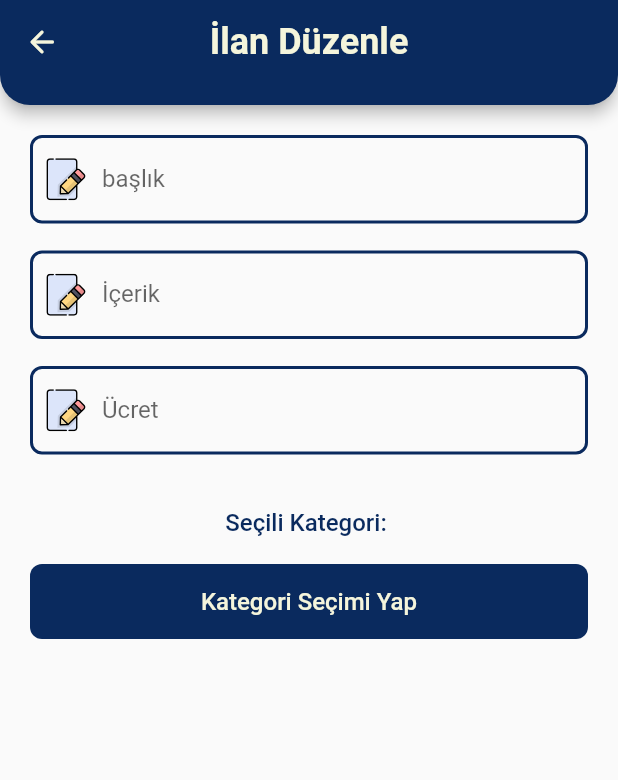
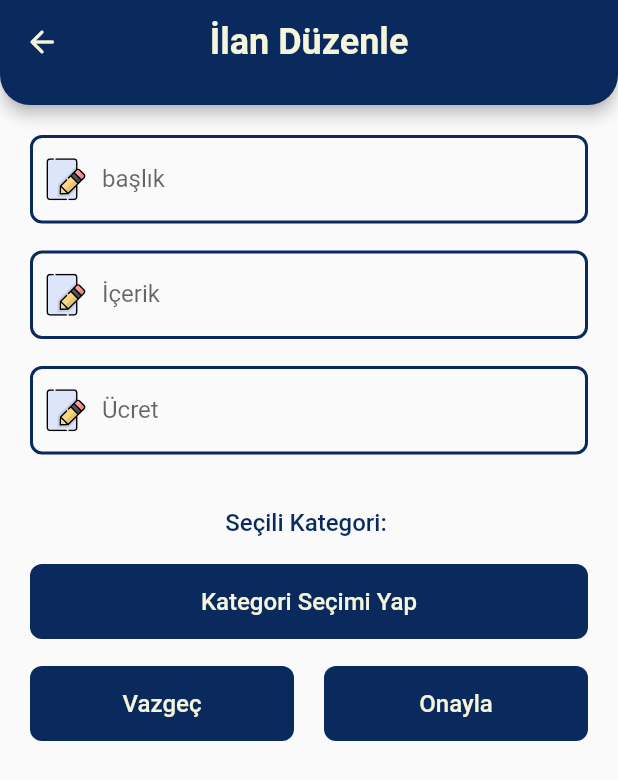
Before and after one commit to ismailkaracayir/Flutter-AvukApp, a Flutter app: the IlanDuzenle screen opened directly with empty values, on a phone screen of 412 x 824 dp. Shown: the top 780 px of the screen. Run offline on Flutter 3.47's test engine with Material 2 defaults, Android fonts, the phone set to English and light mode, and no system bars; our stand-ins replace cloud_firestore, cool_alert, firebase_auth, firebase_core, firebase_storage, flutter_svg and 5 more; accounts and stored records are empty; project files that could hold a hidden picture were left out.

Commit message:
butonlar eklendi
yok

```diff
--- a/lib/manager/page_manager.dart
+++ b/lib/manager/page_manager.dart
@@ -142,6 +142,7 @@ class _MyPageManagerState extends State<MyPageManager> {
                   fit: BoxFit.cover),
             ),
           ),
+          if (user.isLawyer == 1)
             ListTile(
               leading: const Icon(
                 Icons.receipt_long_outlined,
--- a/lib/screens/profile/profile_detail/profile_pages/place_an_ad/ilan_duzenle/ilan_duzenle.dart
+++ b/lib/screens/profile/profile_detail/profile_pages/place_an_ad/ilan_duzenle/ilan_duzenle.dart
@@ -44,6 +44,7 @@ class _IlanDuzenleState extends State<IlanDuzenle> {
       appBar: const CustomAppBar(appTitle: "İlan Düzenle"),
       body: Padding(
         padding: const PagePadding.allNormal(),
+        child: SingleChildScrollView(
           child: Column(
             children: [
               TextFormField(
@@ -114,7 +115,50 @@ class _IlanDuzenleState extends State<IlanDuzenle> {
                   ),
                 ],
               ),
+              SizedBox(height: textfielArasiBosluk),
+              Row(
+                children: [
+                  Expanded(
+                    child: Container(
+                      height: 50,
+                      decoration: BoxDecoration(
+                        color: kNavyBlueColor,
+                        borderRadius: BorderRadius.circular(8),
+                      ),
+                      child: Center(
+                        child: Text(
+                          "Vazgeç",
+                          style: customTextStyle(
+                            textSize: 16,
+                            colorx: kCreamColor,
+                          ),
+                        ),
+                      ),
+                    ),
+                  ),
+                  const SizedBox(width: 20),
+                  Expanded(
+                    child: Container(
+                      height: 50,
+                      decoration: BoxDecoration(
+                        color: kNavyBlueColor,
+                        borderRadius: BorderRadius.circular(8),
+                      ),
+                      child: Center(
+                        child: Text(
+                          "Onayla",
+                          style: customTextStyle(
+                            textSize: 16,
+                            colorx: kCreamColor,
+                          ),
+                        ),
+                      ),
+                    ),
+                  )
                 ],
+              )
+            ],
+          ),
         ),
       ),
     );
```
Lines whose indentation alone changed are shown as unchanged.
